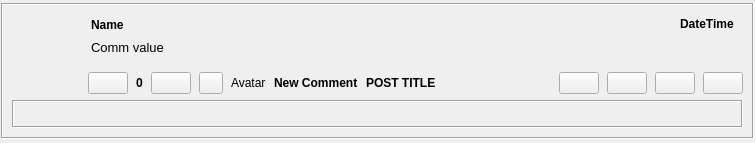
The window that retroshare-gui/src/gui/feeds/ChannelsCommentsItem.ui (RetroShare/RetroShare) describes before a commit, drawn with Qt 5.
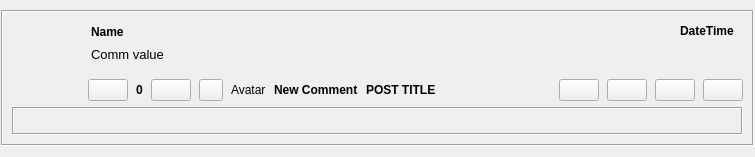
The same window after the commit. Custom widgets are drawn as their Qt base class.

Diff of the .ui file:
```diff
--- a/retroshare-gui/src/gui/feeds/ChannelsCommentsItem.ui
+++ b/retroshare-gui/src/gui/feeds/ChannelsCommentsItem.ui
@@ -7,7 +7,7 @@
     <x>0</x>
     <y>0</y>
     <width>755</width>
-    <height>143</height>
+    <height>157</height>
    </rect>
   </property>
   <layout class="QGridLayout" name="gridLayout_3">
```
Left out of the diff: 3 changed lines with no effect on the pictures.
